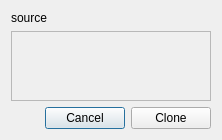
The window that WindowDiff.ui (Folco68/4LN) describes before a commit, drawn with Qt 5.
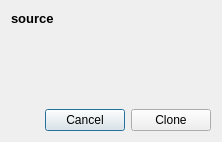
The same window after the commit.

Commit message: First working version. Still need improvements - implemented cloning thread and its progress window - fixed multiple show() of DiffWindow due to wrong connection - fixed analyze algorithm. Non-existing files in destination are now created

Patch:
```diff
--- a/WindowDiff.ui
+++ b/WindowDiff.ui
@@ -7,7 +7,7 @@
     <x>0</x>
     <y>0</y>
     <width>222</width>
-    <height>120</height>
+    <height>142</height>
    </rect>
   </property>
   <property name="windowTitle">
@@ -16,6 +16,13 @@
   <layout class="QVBoxLayout" name="verticalLayout">
    <item>
     <widget class="QLabel" name="LabelSource">
+     <property name="font">
+      <font>
+       <pointsize>10</pointsize>
+       <weight>75</weight>
+       <bold>true</bold>
+      </font>
+     </property>
      <property name="text">
       <string>source</string>
      </property>
@@ -23,6 +30,9 @@
    </item>
    <item>
     <widget class="QScrollArea" name="ScrollArea">
+     <property name="frameShape">
+      <enum>QFrame::NoFrame</enum>
+     </property>
      <property name="widgetResizable">
       <bool>true</bool>
      </property>
@@ -31,8 +41,8 @@
        <rect>
         <x>0</x>
         <y>0</y>
-        <width>202</width>
-        <height>50</height>
+        <width>204</width>
+        <height>71</height>
        </rect>
       </property>
      </widget>
```
The commit also changes 18 other files.
